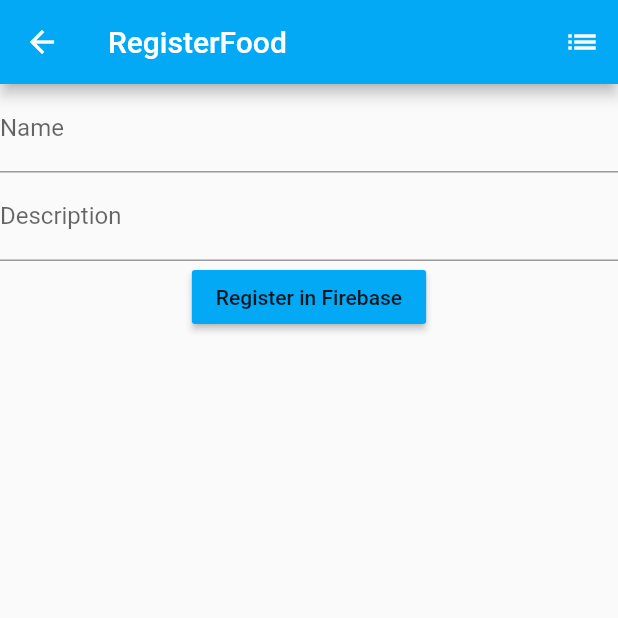
After one commit to lucastsc/deliverfood, a Flutter app: the RegisterFood screen opened directly, after a tap on "Register in Firebase", on a phone screen of 412 x 824 dp, the top half of it. The commit adds this screen. Run offline on Flutter 3.47's test engine with Material 2 defaults, Android fonts, the phone set to English and light mode, and no system bars; our stand-ins replace cloud_firestore; accounts and stored records are empty.

Commit message:
allows to register food in firebase and retrieve this data from firebase in a streambuilder

```diff
--- a/deliverfood/lib/HomePage.dart
+++ b/deliverfood/lib/HomePage.dart
@@ -1,5 +1,6 @@
 import 'package:flutter/material.dart';
 import 'package:cloud_firestore/cloud_firestore.dart';
+import 'RegisterFood.dart';
 
 class HomePage extends StatefulWidget {
   @override
@@ -22,9 +23,10 @@ class _HomePageState extends State<HomePage> {
           children: <Widget>[
             RaisedButton(
               color: Colors.blue,
-              child: Text("Firebase"),
+              child: Text("Register Food"),
               onPressed: (){
-                Firestore.instance.collection("teste2").document("teste2").setData({"teste1":"teste2"});
+                //Firestore.instance.collection("users").document("novapessoa").setData({"nome":"Joao","idade":"30"});
+                Navigator.push(context, MaterialPageRoute(builder: (context) => RegisterFood()));
               },
             )
           ],
--- /dev/null
+++ b/deliverfood/lib/RegisterFood.dart
@@ -0,0 +1,79 @@
+import 'package:flutter/material.dart';
+import 'package:cloud_firestore/cloud_firestore.dart';
+import 'RegisteredFoodsList.dart';
+
+class RegisterFood extends StatefulWidget {
+  @override
+  _RegisterFoodState createState() => _RegisterFoodState();
+}
+
+class _RegisterFoodState extends State<RegisterFood> {
+
+  TextEditingController foodNameController = new TextEditingController();
+  TextEditingController foodDescriptionController = new TextEditingController();
+
+  @override
+  Widget build(BuildContext context) {
+    return Scaffold(
+
+      appBar: AppBar(
+        title: Text("RegisterFood"),
+        backgroundColor: Colors.lightBlue,
+        actions: <Widget>[
+          IconButton(
+            icon: Icon(Icons.list),
+            onPressed: (){
+              //Navigator.push(context, MaterialPageRoute(builder: (context) => RegisteredFoodsList()));
+              print("APERTOU");
+              Navigator.push(context, MaterialPageRoute(builder: (context) => RegisteredFoodsList()));
+            },
+          )
+        ],
+      ),
+
+      body: Container(
+        child: Column(
+          children: <Widget>[
+
+            TextField(
+              controller: foodNameController,
+              decoration: InputDecoration(
+                labelText: "Name",
+                hintText: "Enter the food's name"
+              ),
+            ),
+
+            TextField(
+              controller: foodDescriptionController,
+              decoration: InputDecoration(
+                labelText: "Description",
+                hintText: "Enter the food's description"
+              ),
+            ),
+
+            RaisedButton(
+              color: Colors.lightBlue,
+              child: Text("Register in Firebase"),
+              onPressed: (){
+
+              String foodName = foodNameController.text;
+              String foodDescription = foodDescriptionController.text;
+
+                if(foodNameController.text != "" && foodDescriptionController.text != ""){
+                  Firestore.instance.collection("registeredFoods").document(foodName).setData({"name":foodName,"description":foodDescription});
+                }
+
+                setState(() { //refreshes the fields after pressing the register button
+                  foodNameController.text = "";
+                  foodDescriptionController.text = "";
+                });
+
+              },
+            ),
+
+          ],
+        ),
+      ),
+    );
+  }
+}
```
Also changed, not shown: deliverfood/lib/RegisteredFoodsList.dart (added, +39 -0 lines).
